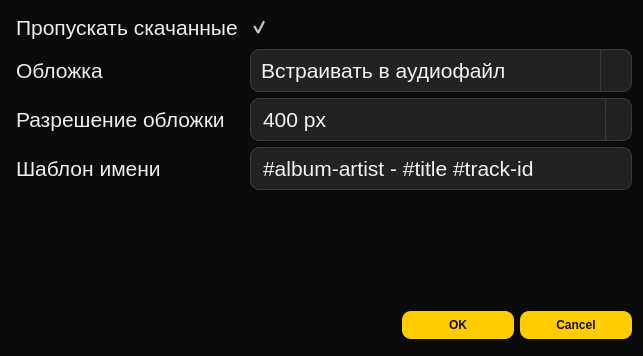
Old version of the form src/ymd_gui/gui/forms/settings_dialog.ui in the repository ghtyv/yandex-music-downloader-gui.
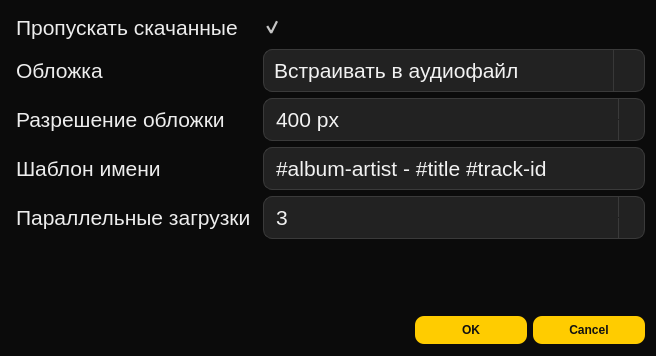
New version of the form. Icons and pictures are not drawn.

Commit message: add parallel downloads

What changed in the file:
```diff
--- a/src/ymd_gui/gui/forms/settings_dialog.ui
+++ b/src/ymd_gui/gui/forms/settings_dialog.ui
@@ -405,23 +405,49 @@
       </widget>
      </item>
      <item row="4" column="0">
-      <spacer name="verticalSpacer">
-       <property name="orientation">
-        <enum>Qt::Orientation::Vertical</enum>
+      <widget class="QLabel" name="labelParallelDownloads">
+       <property name="sizePolicy">
+        <sizepolicy hsizetype="Preferred" vsizetype="Preferred">
+         <horstretch>0</horstretch>
+         <verstretch>0</verstretch>
+        </sizepolicy>
        </property>
-       <property name="sizeType">
-        <enum>QSizePolicy::Policy::Expanding</enum>
+       <property name="font">
+        <font>
+         <pointsize>16</pointsize>
+        </font>
        </property>
-       <property name="sizeHint" stdset="0">
-        <size>
-         <width>20</width>
-         <height>40</height>
-        </size>
+       <property name="text">
+        <string>Параллельные загрузки</string>
        </property>
-      </spacer>
+      </widget>
+     </item>
+     <item row="4" column="1">
+      <widget class="QSpinBox" name="spinBoxParallelDownloads">
+       <property name="sizePolicy">
+        <sizepolicy hsizetype="Expanding" vsizetype="Maximum">
+         <horstretch>0</horstretch>
+         <verstretch>0</verstretch>
+        </sizepolicy>
+       </property>
+       <property name="font">
+        <font>
+         <pointsize>16</pointsize>
+        </font>
+       </property>
+       <property name="minimum">
+        <number>1</number>
+       </property>
+       <property name="maximum">
+        <number>8</number>
+       </property>
+       <property name="value">
+        <number>3</number>
+       </property>
+      </widget>
      </item>
      <item row="5" column="0">
-      <spacer name="verticalSpacer_2">
+      <spacer name="verticalSpacer">
        <property name="orientation">
         <enum>Qt::Orientation::Vertical</enum>
        </property>
@@ -437,6 +463,22 @@
       </spacer>
      </item>
      <item row="6" column="0">
+      <spacer name="verticalSpacer_2">
+       <property name="orientation">
+        <enum>Qt::Orientation::Vertical</enum>
+       </property>
+       <property name="sizeType">
+        <enum>QSizePolicy::Policy::Expanding</enum>
+       </property>
+       <property name="sizeHint" stdset="0">
+        <size>
+         <width>20</width>
+         <height>40</height>
+        </size>
+       </property>
+      </spacer>
+     </item>
+     <item row="7" column="0">
       <spacer name="verticalSpacer_3">
        <property name="orientation">
         <enum>Qt::Orientation::Vertical</enum>
@@ -452,7 +494,7 @@
        </property>
       </spacer>
      </item>
-     <item row="6" column="1">
+     <item row="7" column="1">
       <widget class="QDialogButtonBox" name="buttonBox">
        <property name="sizePolicy">
         <sizepolicy hsizetype="Expanding" vsizetype="Preferred">
```
The commit also changes 7 other files.
